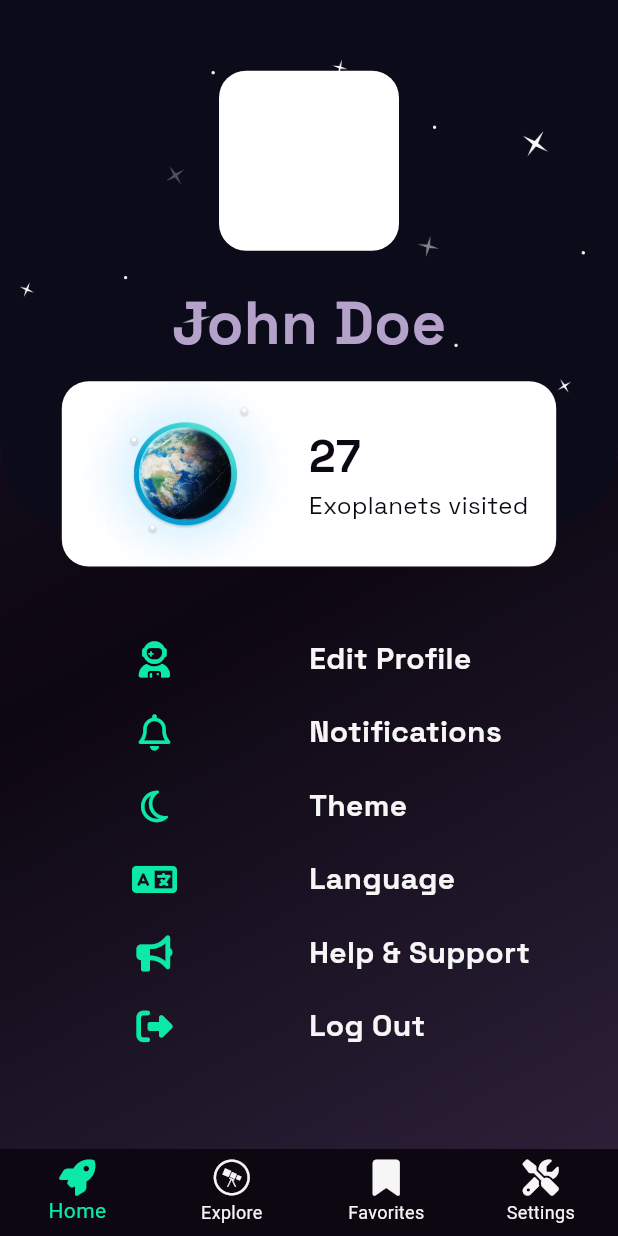
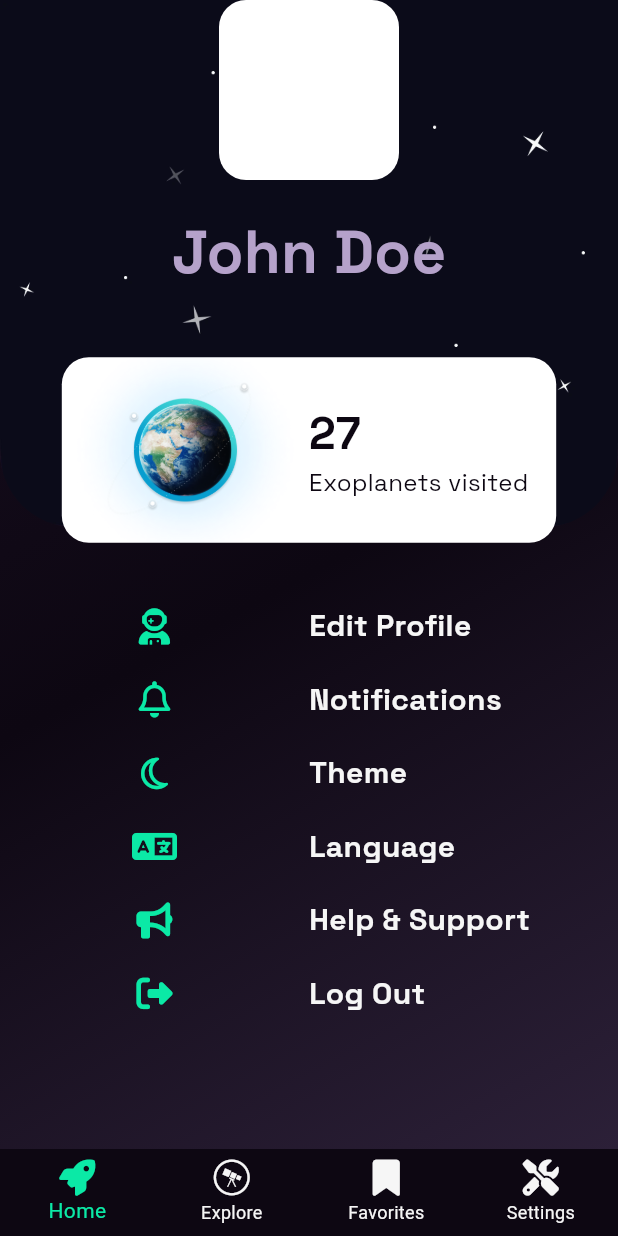
Before and after one commit to Paz1Ws/ExoView, a Flutter app: the HomeViewController widget shown alone on an empty page, opened directly, swiped to page 4, on a phone screen of 412 x 824 dp. Run offline on Flutter 3.47's test engine with Material 3 defaults, Android fonts, the phone set to English and light mode, and no system bars; our stand-ins replace animate_do, animated_text_kit, dots_indicator, font_awesome_flutter, google_fonts, lottie and 1 more; missing offline and left inert: glowy_borders, model_viewer_plus.

Commit message:
🎉 UI first version done

```diff
--- a/lib/presentation/screens/home/screens/explore/explore_section_details.dart
+++ b/lib/presentation/screens/home/screens/explore/explore_section_details.dart
@@ -1,7 +1,6 @@
 import 'package:flutter/material.dart';
 import 'package:myapp/config/theme/fonts.dart';
 import 'package:myapp/config/theme/theme.dart';
-import 'package:myapp/presentation/screens/screens.dart';
 import 'package:myapp/presentation/widgets/widgets.dart';
 
 class ExploreSectionDetails extends StatelessWidget {
--- a/lib/presentation/screens/home/screens/favorites/favorites_view.dart
+++ b/lib/presentation/screens/home/screens/favorites/favorites_view.dart
@@ -1,5 +1,4 @@
 import 'package:flutter/material.dart';
-import 'package:myapp/config/theme/fonts.dart';
 import 'package:myapp/config/theme/theme.dart';
 import 'package:myapp/presentation/screens/screens.dart';
 import 'package:myapp/presentation/widgets/widgets.dart';
@@ -9,6 +8,14 @@ class FavoritesView extends StatelessWidget {
 
   @override
   Widget build(BuildContext context) {
+    List<String> exoplanetCategories = [
+      'Super Earths',
+      'Water Worlds',
+      'Neptunian Planets',
+      'Rocky Planets',
+      'Gas Giants',
+      'Ice Giants',
+    ];
     return SingleChildScrollView(
       child: Column(
         crossAxisAlignment: CrossAxisAlignment.center,
@@ -34,27 +41,28 @@ class FavoritesView extends StatelessWidget {
               ),
             ),
           ),
-          // Padding(
-          //   padding: const EdgeInsets.only(left: 20, right: 20, bottom: 20),
-          //   child: GridView.builder(
-          //     shrinkWrap: true,
-          //     physics: const NeverScrollableScrollPhysics(),
-          //     itemCount: 6,
-          //     gridDelegate: const SliverGridDelegateWithFixedCrossAxisCount(
-          //       crossAxisCount: 2,
-          //       mainAxisSpacing: 20,
-          //       crossAxisSpacing: 20,
-          //     ),
-          //     itemBuilder: (context, index) {
-          //       return TouchableExoplanetCard(
-          //           exoplanetCategory: exoplanetCategories[index],
-          //           onTap: () {
-          //             Navigator.of(context).push(MaterialPageRoute(
-          //                 builder: (context) => ExoplanetOrShipDetails()));
-          //           });
-          //     },
-          //   ),
-          // ),
+          Padding(
+            padding:
+                const EdgeInsets.only(left: 20, right: 20, bottom: 20, top: 20),
+            child: GridView.builder(
+              shrinkWrap: true,
+              physics: const NeverScrollableScrollPhysics(),
+              itemCount: 6,
+              gridDelegate: const SliverGridDelegateWithFixedCrossAxisCount(
+                crossAxisCount: 2,
+                mainAxisSpacing: 20,
+                crossAxisSpacing: 20,
+              ),
+              itemBuilder: (context, index) {
+                return TouchableExoplanetCard(
+                    exoplanetCategory: exoplanetCategories[index],
+                    onTap: () {
+                      Navigator.of(context).push(MaterialPageRoute(
+                          builder: (context) => ExoplanetOrShipDetails()));
+                    });
+              },
+            ),
+          ),
         ],
       ),
     );
--- a/lib/presentation/screens/home/screens/home_view_controller.dart
+++ b/lib/presentation/screens/home/screens/home_view_controller.dart
@@ -16,7 +16,7 @@ class _HomeViewControllerState extends State<HomeViewController> {
     const HomeView(),
     ExploreView(),
     const FavoritesView(),
-    const ProfileView(),
+    const SettingsView(),
   ];
 
   void _onItemTapped(int index) {
--- a/lib/presentation/screens/home/screens/profile/profile_view.dart
+++ /dev/null
@@ -1,184 +0,0 @@
-import 'package:flutter/material.dart';
-import 'package:font_awesome_flutter/font_awesome_flutter.dart';
-import 'package:lottie/lottie.dart';
-import 'package:myapp/config/theme/theme.dart';
-import 'package:myapp/presentation/widgets/widgets.dart';
-
-class ProfileView extends StatelessWidget {
-  // final User user;
-  const ProfileView({super.key});
-  @override
-  Widget build(BuildContext context) {
-    final Map<IconData, String> settingsOptions = {
-      FontAwesomeIcons.userAstronaut: 'Edit Profile',
-      FontAwesomeIcons.bell: 'Notifications',
-      FontAwesomeIcons.moon: 'Theme',
-      FontAwesomeIcons.language: 'Language',
-      FontAwesomeIcons.bullhorn: 'Help & Support',
-      FontAwesomeIcons.rightFromBracket: 'Log Out',
-    };
-    final size = MediaQuery.sizeOf(context);
-    return Stack(
-      fit: StackFit.loose,
-      children: [
-        const ClipRRect(
-            borderRadius: BorderRadius.only(
-              bottomRight: Radius.circular(50),
-              bottomLeft: Radius.circular(50),
-            ),
-            child:
-                Image(image: AssetImage('assets/images/profile_stars.webp'))),
-        Align(
-          alignment: Alignment.topCenter,
-          child: ProfileHeader(size: size, settingsOptions: settingsOptions),
-        ),
-      ],
-    );
-  }
-}
-
-class ProfileHeader extends StatelessWidget {
-  final Map<IconData, String> settingsOptions;
-  const ProfileHeader({
-    super.key,
-    required this.settingsOptions,
-    required this.size,
-  });
-
-  final Size size;
-
-  @override
-  Widget build(BuildContext context) {
-    return Column(
-      mainAxisAlignment: MainAxisAlignment.center,
-      children: [
-        const Spacer(),
-        Container(
-          height: 120,
-          width: 120,
-          decoration: const BoxDecoration(
-            color: AppColors.white,
-            borderRadius: BorderRadius.all(Radius.circular(18)),
-          ),
-        ),
-        const SizedBox(height: 20),
-        Text(
-          'John Doe',
-          style: AppFonts.spaceGrotesk40.copyWith(
-            color: AppColors.softPurple,
-            fontWeight: FontWeight.bold,
-          ),
-        ),
-        const SizedBox(height: 10),
-        Container(
-          alignment: Alignment.center,
-          height: size.height * 0.15,
-          width: size.width * 0.8,
-          decoration: const BoxDecoration(
-            color: AppColors.white,
-            borderRadius: BorderRadius.all(Radius.circular(18)),
-          ),
-          child: Row(
-            crossAxisAlignment: CrossAxisAlignment.center,
-            mainAxisAlignment: MainAxisAlignment.spaceAround,
-            children: [
-              Flexible(
-                fit: FlexFit.tight,
-                child: Image.asset(
-                  'assets/images/profile_planet.webp',
-                  fit: BoxFit.cover,
-                ),
-              ),
-              Expanded(
-                child: Column(
-                  mainAxisAlignment: MainAxisAlignment.center,
-                  crossAxisAlignment: CrossAxisAlignment.start,
-                  children: [
-                    Text(
-                      '27',
-                      textAlign: TextAlign.center,
-                      style: AppFonts.spaceGrotesk30.copyWith(
-                        fontWeight: FontWeight.bold,
-                        color: AppColors.veryDarkPurple,
-                      ),
-                    ),
-                    Text(
-                      'Exoplanets visited',
-                      textAlign: TextAlign.center,
-                      style: AppFonts.spaceGrotesk16.copyWith(
-                        color: AppColors.veryDarkPurple,
-                      ),
-                    ),
-                  ],
-                ),
-              ),
-            ],
-          ),
-        ),
-        const Spacer(),
-        Column(
-            children: List.generate(6, (index) {
-          return Column(
-            children: [
-              SettingsOptionSelector(
-                icon: settingsOptions.keys.toList()[index],
-                text: settingsOptions.values.toList()[index],
-              ),
-              const SizedBox(height: 20),
-            ],
-          );
-        })),
-        const Spacer(),
-      ],
-    );
-  }
-}
-
-class SettingsOptionSelector extends StatelessWidget {
-  final IconData icon;
-  final String text;
-  const SettingsOptionSelector({
-    required this.icon,
-    required this.text,
-    super.key,
-  });
-
-  @override
-  Widget build(BuildContext context) {
-    return GestureDetector(
-        onTap: () {
-          print('Settings option selected');
-        },
-        child: Row(
-          children: [
-            Expanded(child: Icon(icon, color: AppColors.brightTealGreen)),
-            Expanded(
-              child: Text(
-                text,
-                style: AppFonts.spaceGrotesk20.copyWith(
-                  color: AppColors.veryLightGray,
-                  fontWeight: FontWeight.bold,
-                ),
-              ),
-            ),
-          ],
-        ));
-  }
-}
-  // FutureBuilder<String>(
-  //         future: fetchImageUrlFromDatabase(), // Replace with your method to fetch the image URL
-  //         builder: (context, snapshot) {
-  //           if (snapshot.connectionState == ConnectionState.waiting) {
-  //             return CircularProgressIndicator();
-  //           } else if (snapshot.hasError) {
-  //             return Text('Error: ${snapshot.error}');
-  //           } else if (!snapshot.hasData || snapshot.data!.isEmpty) {
-  //             return Text('No image available');
-  //           } else {
-  //             return Container(
-  //         padding: const EdgeInsets.all(20),
-  //         child: Image.network(snapshot.data!),
-  //             );
-  //           }
-  //         },
-  //       ),
--- /dev/null
+++ b/lib/presentation/screens/home/screens/settings/settings_view.dart
@@ -0,0 +1,185 @@
+import 'package:flutter/material.dart';
+import 'package:font_awesome_flutter/font_awesome_flutter.dart';
+import 'package:myapp/config/theme/theme.dart';
+
+class SettingsView extends StatelessWidget {
+  // final User user;
+  const SettingsView({super.key});
+  @override
+  Widget build(BuildContext context) {
+    final Map<IconData, String> settingsOptions = {
+      FontAwesomeIcons.userAstronaut: 'Edit Profile',
+      FontAwesomeIcons.bell: 'Notifications',
+      FontAwesomeIcons.moon: 'Theme',
+      FontAwesomeIcons.language: 'Language',
+      FontAwesomeIcons.bullhorn: 'Help & Support',
+      FontAwesomeIcons.rightFromBracket: 'Log Out',
+    };
+    final size = MediaQuery.sizeOf(context);
+    return Stack(
+      fit: StackFit.loose,
+      children: [
+        ClipRRect(
+          borderRadius: const BorderRadius.only(
+            bottomRight: Radius.circular(50),
+            bottomLeft: Radius.circular(50),
+          ),
+          child: Image(
+            image: const AssetImage('assets/images/profile_stars.webp'),
+            width: size.width,
+          ),
+        ),
+        Align(
+          alignment: Alignment.topCenter,
+          child: SettingsContent(size: size, settingsOptions: settingsOptions),
+        ),
+      ],
+    );
+  }
+}
+
+class SettingsContent extends StatelessWidget {
+  final Map<IconData, String> settingsOptions;
+  const SettingsContent({
+    super.key,
+    required this.settingsOptions,
+    required this.size,
+  });
+
+  final Size size;
+
+  @override
+  Widget build(BuildContext context) {
+    return SingleChildScrollView(
+      child: Column(
+        mainAxisAlignment: MainAxisAlignment.center,
+        children: [
+          Container(
+            height: 120,
+            width: 120,
+            decoration: const BoxDecoration(
+              color: AppColors.white,
+              borderRadius: BorderRadius.all(Radius.circular(18)),
+            ),
+          ),
+          const SizedBox(height: 20),
+          Text(
+            'John Doe',
+            style: AppFonts.spaceGrotesk40.copyWith(
+              color: AppColors.softPurple,
+              fontWeight: FontWeight.bold,
+            ),
+          ),
+          SizedBox(height: size.height * 0.05),
+          Container(
+            alignment: Alignment.center,
+            height: size.height * 0.15,
+            width: size.width * 0.8,
+            decoration: const BoxDecoration(
+              color: AppColors.white,
+              borderRadius: BorderRadius.all(Radius.circular(18)),
+            ),
+            child: Row(
+              crossAxisAlignment: CrossAxisAlignment.center,
+              mainAxisAlignment: MainAxisAlignment.spaceAround,
+              children: [
+                Flexible(
+                  fit: FlexFit.tight,
+                  child: Image.asset(
+                    'assets/images/profile_planet.webp',
+                    fit: BoxFit.cover,
+                  ),
+                ),
+                Expanded(
+                  child: Column(
+                    mainAxisAlignment: MainAxisAlignment.center,
+                    crossAxisAlignment: CrossAxisAlignment.start,
+                    children: [
+                      Text(
+                        '27',
+                        textAlign: TextAlign.center,
+                        style: AppFonts.spaceGrotesk30.copyWith(
+                          fontWeight: FontWeight.bold,
+                          color: AppColors.veryDarkPurple,
+                        ),
+                      ),
+                      Text(
+                        'Exoplanets visited',
+                        textAlign: TextAlign.center,
+                        style: AppFonts.spaceGrotesk16.copyWith(
+                          color: AppColors.veryDarkPurple,
+                        ),
+                      ),
+                    ],
+                  ),
+                ),
+              ],
+            ),
+          ),
+          SizedBox(height: size.height * 0.05),
+          Column(
+              children: List.generate(6, (index) {
+            return Column(
+              children: [
+                SettingsOptionSelector(
+                  icon: settingsOptions.keys.toList()[index],
+                  text: settingsOptions.values.toList()[index],
+                ),
+                const SizedBox(height: 20),
+              ],
+            );
+          })),
+        ],
+      ),
+    );
+  }
+}
+
+class SettingsOptionSelector extends StatelessWidget {
+  final IconData icon;
+  final String text;
+  const SettingsOptionSelector({
+    required this.icon,
+    required this.text,
+    super.key,
+  });
+
+  @override
+  Widget build(BuildContext context) {
+    return GestureDetector(
+        onTap: () {
+          print('Settings option selected');
+        },
+        child: Row(
+          children: [
+            Expanded(child: Icon(icon, color: AppColors.brightTealGreen)),
+            Expanded(
+              child: Text(
+                text,
+                style: AppFonts.spaceGrotesk20.copyWith(
+                  color: AppColors.veryLightGray,
+                  fontWeight: FontWeight.bold,
+                ),
+              ),
+            ),
+          ],
+        ));
+  }
+}
+  // FutureBuilder<String>(
+  //         future: fetchImageUrlFromDatabase(), // Replace with your method to fetch the image URL
+  //         builder: (context, snapshot) {
+  //           if (snapshot.connectionState == ConnectionState.waiting) {
+  //             return CircularProgressIndicator();
+  //           } else if (snapshot.hasError) {
+  //             return Text('Error: ${snapshot.error}');
+  //           } else if (!snapshot.hasData || snapshot.data!.isEmpty) {
+  //             return Text('No image available');
+  //           } else {
+  //             return Container(
+  //         padding: const EdgeInsets.all(20),
+  //         child: Image.network(snapshot.data!),
+  //             );
+  //           }
+  //         },
+  //       ),
--- a/lib/presentation/screens/screens.dart
+++ b/lib/presentation/screens/screens.dart
@@ -21,4 +21,4 @@ export 'home/screens/explore/explore_section_details.dart';
 // FAVORITES
 export 'home/screens/favorites/favorites_view.dart';
 // PROFILE
-export 'home/screens/profile/profile_view.dart';
+export 'home/screens/settings/settings_view.dart';
--- a/lib/presentation/widgets/explore/planet_category_card.dart
+++ b/lib/presentation/widgets/explore/planet_category_card.dart
@@ -1,7 +1,5 @@
 import 'package:flutter/material.dart';
-import 'package:myapp/config/theme/colors.dart';
 import 'package:myapp/config/theme/theme.dart';
-import 'package:myapp/presentation/widgets/widgets.dart';
 
 class PlanetCategoryCard extends StatelessWidget {
   // final String? model3D;
--- a/lib/presentation/widgets/general/exoplanet_3d_model_container.dart
+++ b/lib/presentation/widgets/general/exoplanet_3d_model_container.dart
@@ -1,5 +1,4 @@
 import 'package:flutter/material.dart';
-import 'package:myapp/config/theme/theme.dart';
 import 'package:model_viewer_plus/model_viewer_plus.dart';
 
 class Exoplanet3DContainer extends StatelessWidget {
--- a/pubspec.yaml
+++ b/pubspec.yaml
@@ -10,6 +10,7 @@ dependencies:
   animate_do: ^3.3.4
   animated_text_kit: ^4.2.2
   cupertino_icons: ^1.0.6
+  dio: ^5.7.0
   dots_indicator: ^3.0.0
   flutter:
     sdk: flutter
```
Also changed, not shown: pubspec.lock.
